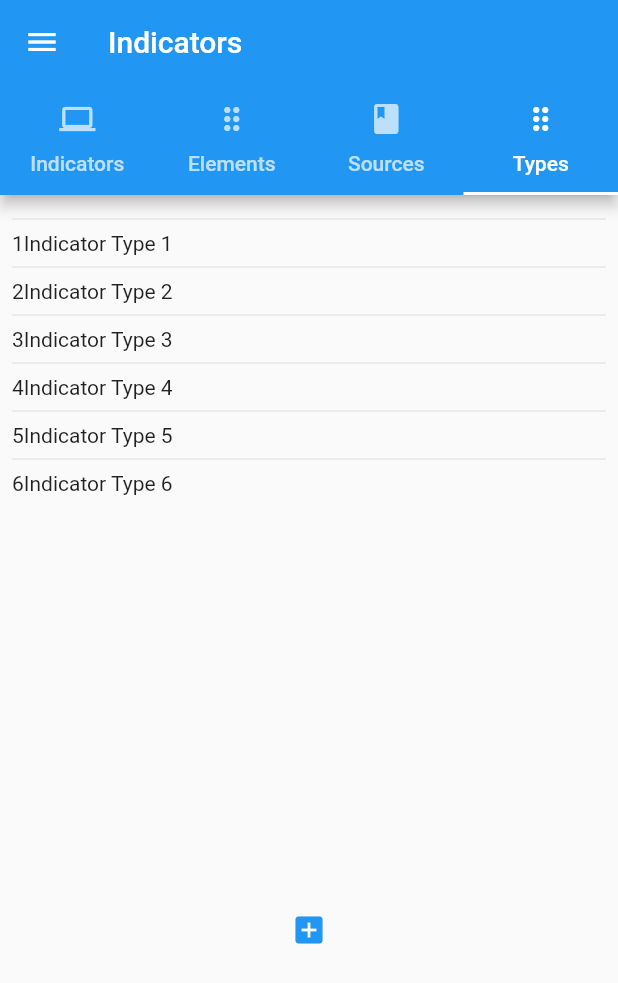
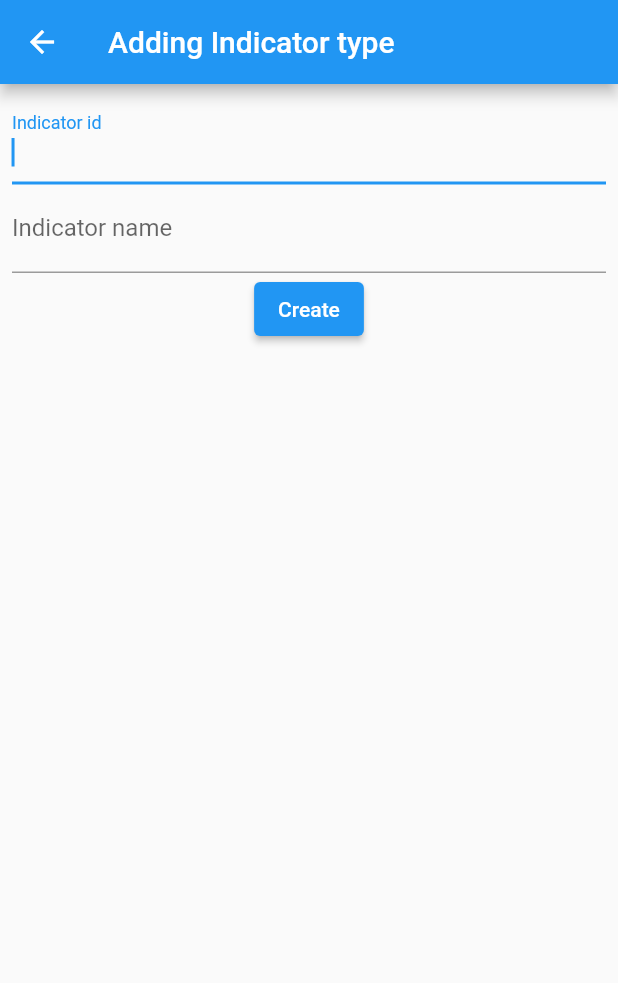
Before and after one commit to diaodiallo/mrdqa, a Flutter app: the IndicatorPage screen opened by its route, tab 4 chosen, after a tap on the "add box" icon, on a phone screen of 412 x 824 dp. Shown: the top 983 px of the screen. Run offline on Flutter 3.47's test engine with Material 2 defaults, Android fonts, the phone set to English and light mode, and no system bars; our stand-ins replace cloud_firestore, flutter_markdown, font_awesome_flutter, select_form_field, sqflite, syncfusion_flutter_charts; accounts and stored records are empty.

Commit message:
Adding route to IndicatorTypeForm

```diff
--- a/lib/forms/IndicatorTypeForm.dart
+++ b/lib/forms/IndicatorTypeForm.dart
@@ -1,16 +1,31 @@
 import 'package:flutter/material.dart';
 import 'package:mrdqa_tool/routes/Routes.dart';
 
-class IndicatorTypeForm {
-  BuildContext context;
-  Routes routes;
+class IndicatorTypeForm extends StatefulWidget {
+  static String routeName = '/indicators/add_indicator_type';
+
+  @override
+  _IndicatorTypeFormState createState() => _IndicatorTypeFormState();
+}
+
+class _IndicatorTypeFormState extends State<IndicatorTypeForm> {
+
+  @override
+  Widget build(BuildContext context) {
+    return Scaffold(
+      appBar: AppBar(
+        title: Text("Adding Indicator type"),
+      ),
+      body: _buildForm(),
+    );
+  }
+
+  Widget _buildForm() {
 
   final _formKey = GlobalKey<FormState>();
-
-  IndicatorTypeForm(this.context, this.routes);
-
-  Widget getDrawer() {
-    return Form(
+  return Column(children: [
+  Padding(padding: EdgeInsets.all(8.0),
+    child: Form(
         key: _formKey,
         child: Column(children: <Widget>[
           // Add TextFormFields and ElevatedButton here.
@@ -48,6 +63,6 @@ class IndicatorTypeForm {
             },
             child: Text('Create'),
           ),
-        ]));
+        ])))]);
   }
 }
--- a/lib/pages/IndicatorPage.dart
+++ b/lib/pages/IndicatorPage.dart
@@ -119,7 +119,7 @@ class _IndicatorPageState extends State<IndicatorPage> {
                     color: Colors.blue,
                     onPressed: () => {
                       setState(() {
-                        //_toCreateIndicatorType(),
+                        Navigator.pushReplacementNamed(context, Routes().addIndicatorType);
                       })
                     },
                   ),),
@@ -131,22 +131,6 @@ class _IndicatorPageState extends State<IndicatorPage> {
       ),
     );
   }
-
-  // _toCreateIndicator() {
-  //
-  // }
-  //
-  // _toCreateDataElement() {
-  //
-  // }
-  //
-  // _toCreateDataSource() {
-  //
-  // }
-  //
-  // _toCreateIndicatorType() {
-  //
-  // }
 
   Widget _indicatorsView() {
     List<Indicator> indicators = _getIndicators();
--- a/lib/routes/RouteManager.dart
+++ b/lib/routes/RouteManager.dart
@@ -7,6 +7,7 @@ import 'package:mrdqa_tool/pages/IndicatorPage.dart';
 import 'package:mrdqa_tool/pages/InstructionPage.dart';
 import 'package:mrdqa_tool/pages/SupervisionPage.dart';
 import 'package:mrdqa_tool/pages/DataEntryPage.dart';
+import 'package:mrdqa_tool/forms/IndicatorTypeForm.dart';
 
 class RouteManager {
   static Route<dynamic> generateRoute(RouteSettings settings) {
@@ -48,6 +49,10 @@ class RouteManager {
 
     return MaterialPageRoute(builder: (_) => IndicatorForm());
 
+      case '/indicators/add_indicator_type':
+
+        return MaterialPageRoute(builder: (_) => IndicatorTypeForm());
+
     default:
 
         return _errorRoute();
--- a/lib/routes/Routes.dart
+++ b/lib/routes/Routes.dart
@@ -6,6 +6,7 @@ import 'package:mrdqa_tool/pages/InstructionPage.dart';
 import 'package:mrdqa_tool/pages/SupervisionPage.dart';
 import 'package:mrdqa_tool/pages/DataEntryPage.dart';
 import 'package:mrdqa_tool/forms/IndicatorForm.dart';
+import 'package:mrdqa_tool/forms/IndicatorTypeForm.dart';
 
 class Routes {
   String _instructions = InstructionPage.routeName;
@@ -16,6 +17,7 @@ class Routes {
   String _databaseTest = TestDatabasePage.routeName;
   String _dataEntry = DataEntryPage.routeName;
   String _addIndicator = IndicatorForm.routeName;
+  String _addIndicatorType = IndicatorTypeForm.routeName;
 
   String get instructions => _instructions;
 
@@ -29,4 +31,5 @@ class Routes {
   String get dataEntry => _dataEntry;
 
   String get addIndicator => _addIndicator;
+  String get addIndicatorType => _addIndicatorType;
 }
```
